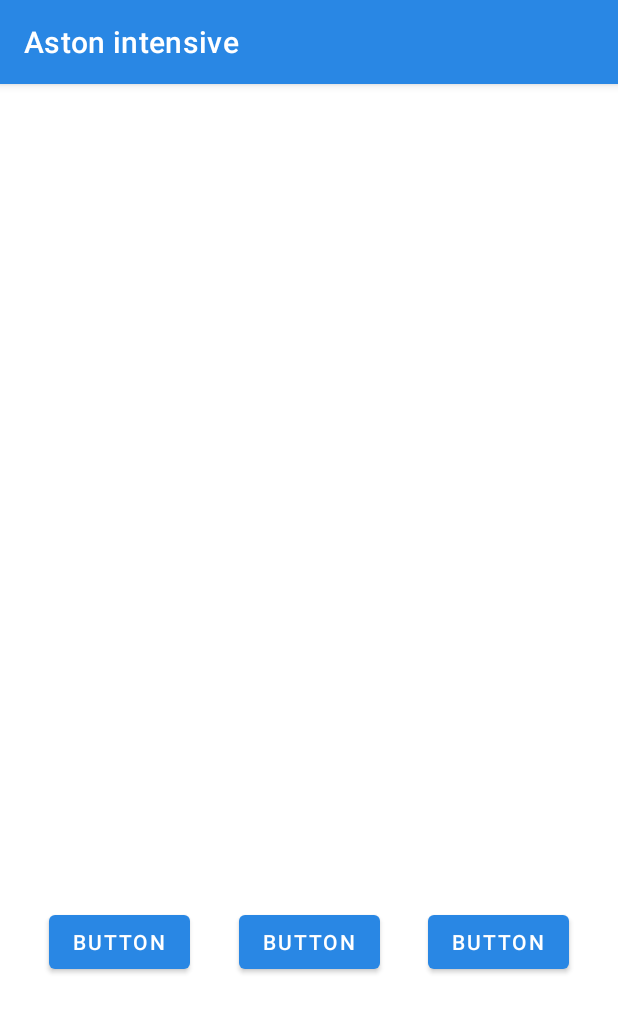
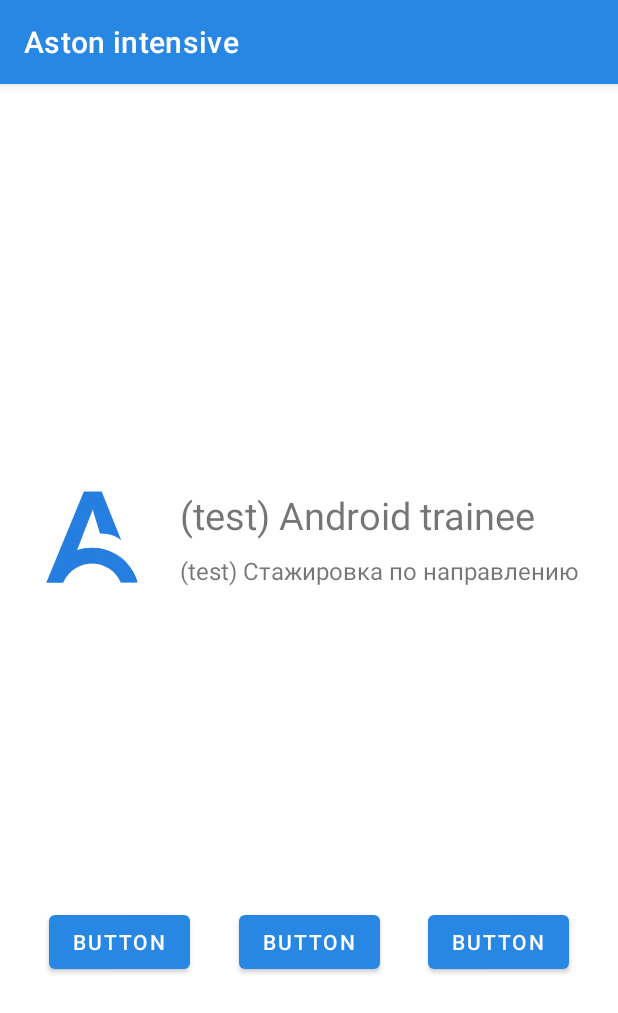
Before and after one commit to nibelung-dt/Tarasov_Lesson2, an Android app: the SecondActivity screen opened directly, with no data from a screen before it, on a phone screen of 412 x 824 dp. Shown: the top 1013 px of the screen. Run offline under Robolectric (Android 15) with nearby library versions, the phone set to English and light mode, and no system bars.

Commit message:
error fixed

```diff
--- a/app/src/main/java/com/tarasov_denis/tarasov_lesson2/CustomView.kt
+++ b/app/src/main/java/com/tarasov_denis/tarasov_lesson2/CustomView.kt
@@ -13,8 +13,8 @@ class CustomView (
     attrs: AttributeSet?
 ) : ConstraintLayout(context, attrs) {
 
-  //  private var binding: CustomViewBinding =
-   //     CustomViewBinding.inflate(LayoutInflater.from(context), this) //, false)
+   private var binding: CustomViewBinding =
+       CustomViewBinding.inflate(LayoutInflater.from(context), this) //, false)
 
 /*
     init {
@@ -33,7 +33,7 @@ class CustomView (
     }
  */
 
-    fun setTitle(text: String){
+    fun setTitle(text: String) {
        // binding.title.text = text
         val title = findViewById<TextView>(R.id.title)
         title.text = text
@@ -41,7 +41,7 @@ class CustomView (
 
     fun setSubTitle(text: String) {
        // binding.subtitle.text = text
-        val subtitle = findViewById<TextView>(R.id.subtitle)
+        val subtitle = findViewById<TextView>(R.id.subtitle) // textSubtitle
        subtitle.text = text
     }
 
--- a/app/src/main/java/com/tarasov_denis/tarasov_lesson2/SecondActivity.kt
+++ b/app/src/main/java/com/tarasov_denis/tarasov_lesson2/SecondActivity.kt
@@ -11,12 +11,12 @@ class SecondActivity : AppCompatActivity() {
         super.onCreate(savedInstanceState)
         setContentView(R.layout.activity_second)
 
-      //  binding = ActivitySecondBinding.inflate(layoutInflater)
+       // binding = ActivitySecondBinding.inflate(layoutInflater)
        // setContentView(binding.root)
 
-        val customView = findViewById<CustomView>(R.id.CustomView)
-       customView.setTitle("(test) Android trainee") // set title
-       customView.setSubTitle("(test) Cтажировка по направлению Android (test)") // set subTitle
+       val customView = findViewById<CustomView>(R.id.CustomView)
+       customView.setTitle("(test) Android trainee")
+       customView.setSubTitle("(test) Cтажировка по направлению Android (test)")
 
 /*
         binding.run {
--- a/app/src/main/res/layout/activity_second.xml
+++ b/app/src/main/res/layout/activity_second.xml
@@ -21,7 +21,6 @@
         android:layout_width="398dp"
         android:layout_height="82dp"
         android:layout_marginBottom="200dp"
-
         app:layout_constraintBottom_toTopOf="@+id/button11"
         app:layout_constraintEnd_toEndOf="parent"
         app:layout_constraintHorizontal_bias="1.0"
--- a/app/src/main/res/layout/custom_view.xml
+++ b/app/src/main/res/layout/custom_view.xml
@@ -9,8 +9,9 @@
 
     <ImageView
         android:id="@+id/imageView4"
-        android:layout_width="91dp"
-        android:layout_height="70dp"
+        android:layout_width="92dp"
+        android:layout_height="64dp"
+        android:layout_marginTop="4dp"
         app:layout_constraintStart_toStartOf="parent"
         app:layout_constraintTop_toTopOf="parent"
         app:srcCompat="@drawable/aston_logo" />
```
